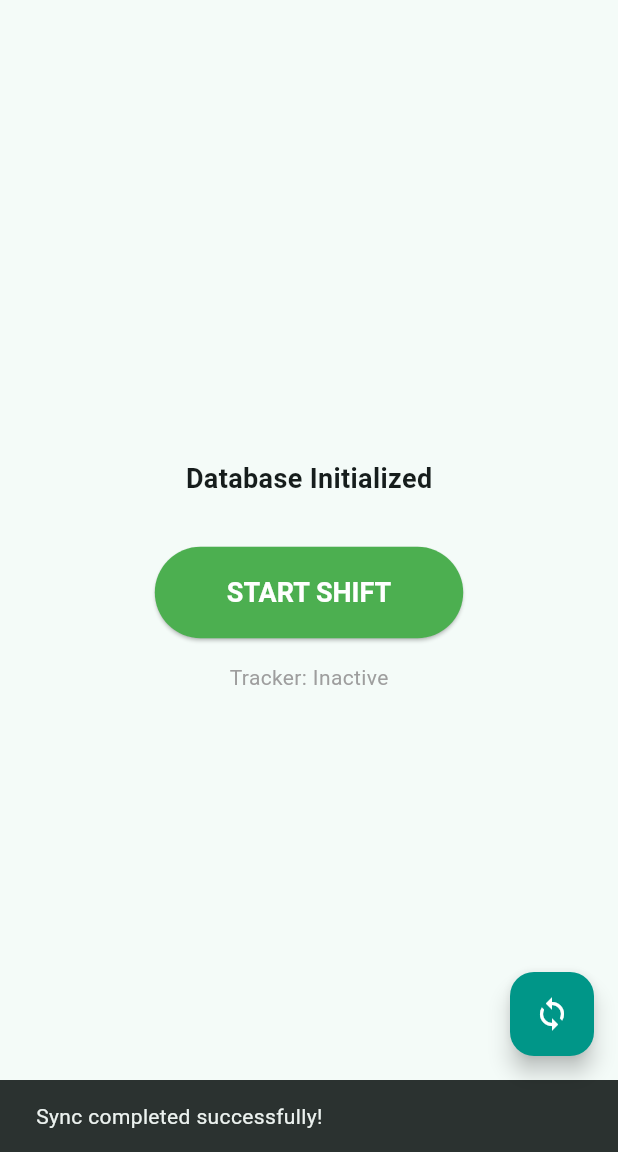
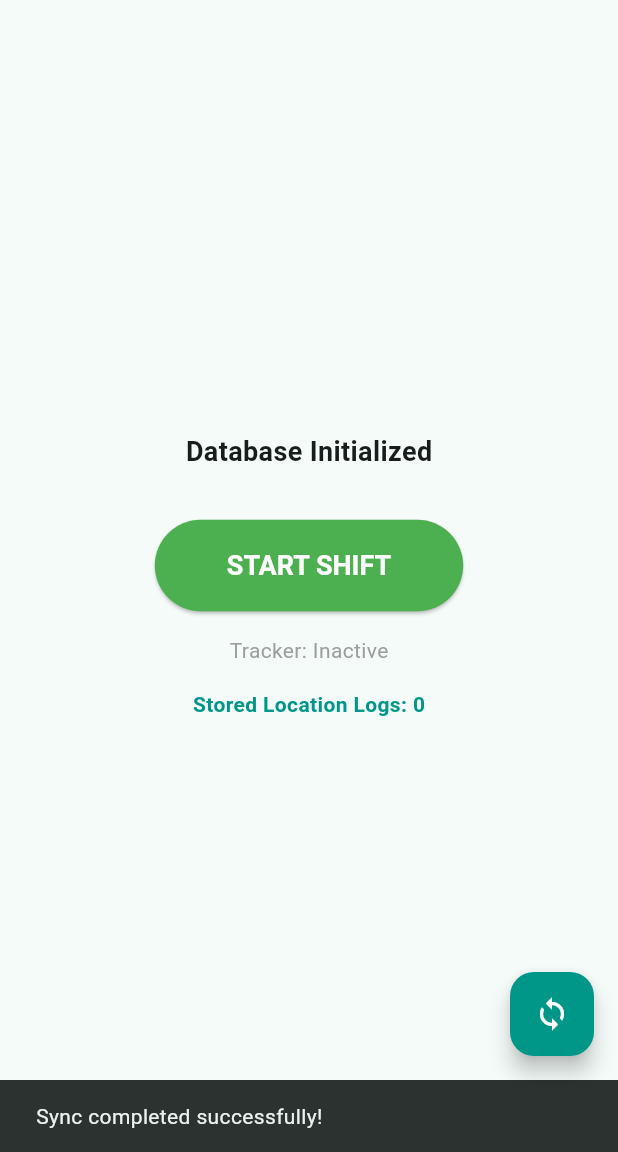
Before and after one commit to psychesupreme/omniverse, a Flutter app: the screen it shows after launch, after a tap on the "sync" icon, on a phone screen of 412 x 824 dp, the part 84-1236 px from its top. Run offline on Flutter 3.47's test engine with Material 3 defaults, Android fonts, the phone set to English and light mode, and no system bars; our stand-ins replace flutter_local_notifications, geolocator, isar; missing offline and left inert: flutter_background_service; accounts and stored records are empty; generated files the repository leaves out were written again; network calls fail.

Commit message:
feat: display local tracking logs count in real-time on home screen

```diff
--- a/mobile/lib/main.dart
+++ b/mobile/lib/main.dart
@@ -1,3 +1,4 @@
+import 'dart:async';
 import 'package:flutter/material.dart';
 import 'package:isar/isar.dart';
 import 'package:path_provider/path_provider.dart';
@@ -54,6 +55,8 @@ class _MyHomePageState extends State<MyHomePage> {
   late final SyncRepository _syncRepository;
   bool _isLoading = false;
   bool _isShiftActive = false;
+  int _localLogCount = 0;
+  Timer? _logTimer;
 
   @override
   void initState() {
@@ -61,6 +64,28 @@ class _MyHomePageState extends State<MyHomePage> {
     _apiService = ApiService();
     _syncRepository = SyncRepository(widget.isar);
     _checkShiftStatus();
+    _updateLogCount();
+
+    // Periodically update the log count to show incoming coordinates in real-time
+    _logTimer = Timer.periodic(const Duration(seconds: 5), (timer) {
+      _updateLogCount();
+    });
+  }
+
+  @override
+  void dispose() {
+    _logTimer?.cancel();
+    super.dispose();
+  }
+
+  /// Queries Isar for the count of locally stored tracking logs
+  Future<void> _updateLogCount() async {
+    final count = await widget.isar.trackingLogs.count();
+    if (mounted) {
+      setState(() {
+        _localLogCount = count;
+      });
+    }
   }
 
   /// Initial checks to see if the background service is running
@@ -196,6 +221,15 @@ class _MyHomePageState extends State<MyHomePage> {
                       fontWeight: _isShiftActive ? FontWeight.bold : FontWeight.normal,
                     ),
                   ),
+                  const SizedBox(height: 16),
+                  Text(
+                    'Stored Location Logs: $_localLogCount',
+                    style: const TextStyle(
+                      fontSize: 14,
+                      color: Colors.teal,
+                      fontWeight: FontWeight.bold,
+                    ),
+                  ),
                 ],
               ),
       ),
```
